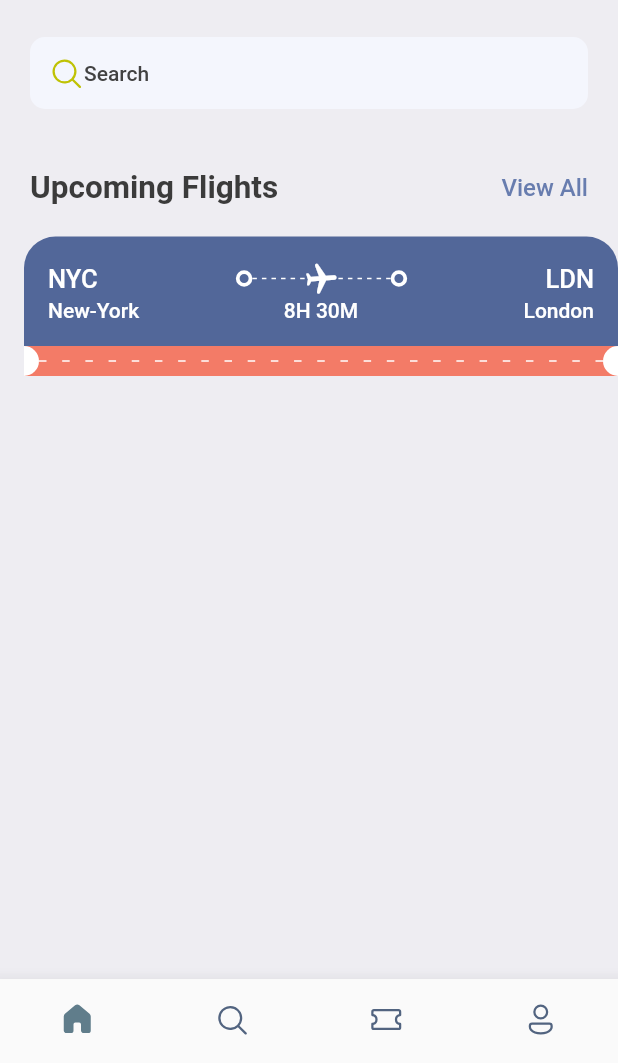
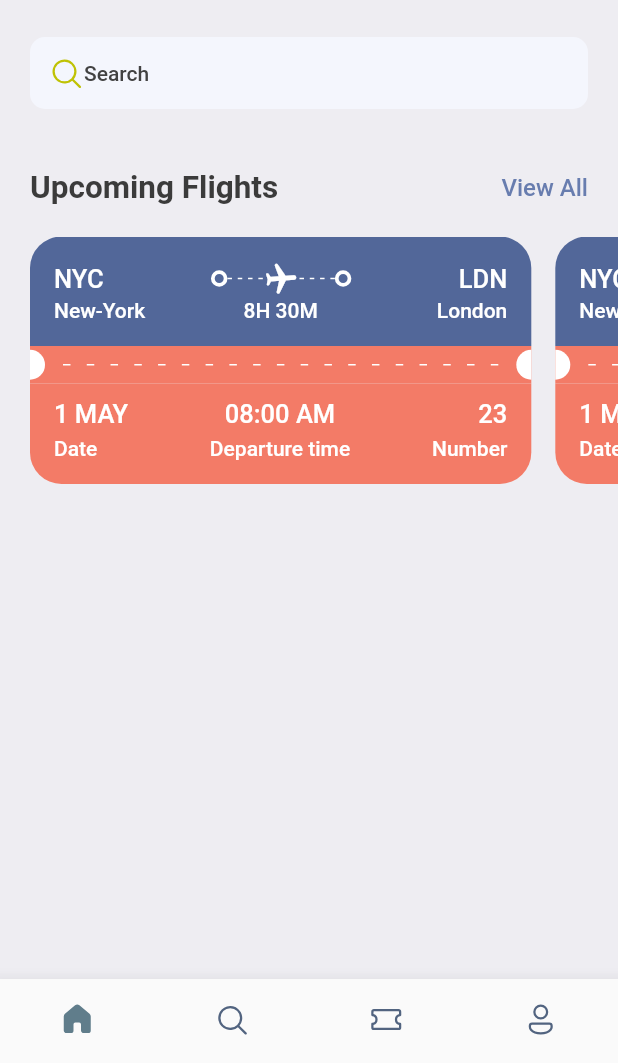
Before and after one commit to tuhoangwkm/book-tickets, a Flutter app: the screen it shows after launch, on a phone screen of 412 x 824 dp, the part 173-1236 px from its top. Run offline on Flutter 3.47's test engine with Material 2 defaults, Android fonts, the phone set to English and light mode, and no system bars; our stand-ins replace fluentui_icons, gap.

Commit message:
feat: add upcoming flights section

```diff
--- a/lib/screens/home_screen.dart
+++ b/lib/screens/home_screen.dart
@@ -92,7 +92,16 @@ class HomeScreen extends StatelessWidget {
             ),
           ),
           // const Gap(5),
-          const TicketView(),
+          SingleChildScrollView(
+            scrollDirection: Axis.horizontal,
+            padding: const EdgeInsets.only(left: 20),
+            child: Row(
+              children: const [
+                TicketView(),
+                TicketView(),
+              ],
+            ),
+          )
         ],
       ),
     );
--- a/lib/screens/ticket_view.dart
+++ b/lib/screens/ticket_view.dart
@@ -11,10 +11,10 @@ class TicketView extends StatelessWidget {
   Widget build(BuildContext context) {
     final size = AppLayout.getSize(context);
     return SizedBox(
-      width: size.width,
+      width: size.width * 0.85,
       height: 200,
       child: Container(
-        margin: const EdgeInsets.only(left: 16),
+        margin: const EdgeInsets.only(right: 16),
         child: Column(
           children: [
             Container(
@@ -134,6 +134,8 @@ class TicketView extends StatelessWidget {
                     ),
                   ),
                   Expanded(
+                    child: Padding(
+                      padding: const EdgeInsets.all(12.0),
                       child: LayoutBuilder(
                         builder:
                             (BuildContext context, BoxConstraints constraints) {
@@ -147,12 +149,14 @@ class TicketView extends StatelessWidget {
                                 width: 5,
                                 height: 1,
                                 child: DecoratedBox(
-                                decoration: BoxDecoration(color: Colors.white),
+                                  decoration:
+                                      BoxDecoration(color: Colors.white),
                                 ),
                               ),
                             ),
                           );
                         },
+                      ),
                     ),
                   ),
                   const SizedBox(
@@ -170,6 +174,73 @@ class TicketView extends StatelessWidget {
                   )
                 ],
               ),
+            ),
+            Container(
+              decoration: BoxDecoration(
+                color: Styles.orangeColor,
+                borderRadius: const BorderRadius.only(
+                    bottomRight: Radius.circular(21),
+                    bottomLeft: Radius.circular(21)),
+              ),
+              padding: const EdgeInsets.only(
+                  left: 16, top: 10, right: 16, bottom: 16),
+              child: Column(
+                children: [
+                  Row(
+                    mainAxisAlignment: MainAxisAlignment.spaceBetween,
+                    children: [
+                      Column(
+                        crossAxisAlignment: CrossAxisAlignment.start,
+                        children: [
+                          Text(
+                            "1 MAY",
+                            style: Styles.headLineStyle3
+                                .copyWith(color: Colors.white),
+                          ),
+                          const Gap(5),
+                          Text(
+                            "Date",
+                            style: Styles.headLineStyle4
+                                .copyWith(color: Colors.white),
+                          )
+                        ],
+                      ),
+                      Column(
+                        crossAxisAlignment: CrossAxisAlignment.center,
+                        children: [
+                          Text(
+                            "08:00 AM",
+                            style: Styles.headLineStyle3
+                                .copyWith(color: Colors.white),
+                          ),
+                          const Gap(5),
+                          Text(
+                            "Departure time",
+                            style: Styles.headLineStyle4
+                                .copyWith(color: Colors.white),
+                          )
+                        ],
+                      ),
+                      Column(
+                        crossAxisAlignment: CrossAxisAlignment.end,
+                        children: [
+                          Text(
+                            "23",
+                            style: Styles.headLineStyle3
+                                .copyWith(color: Colors.white),
+                          ),
+                          const Gap(5),
+                          Text(
+                            "Number",
+                            style: Styles.headLineStyle4
+                                .copyWith(color: Colors.white),
+                          )
+                        ],
+                      )
+                    ],
+                  )
+                ],
+              ),
             )
           ],
         ),
```
Lines whose indentation alone changed are shown as unchanged.
